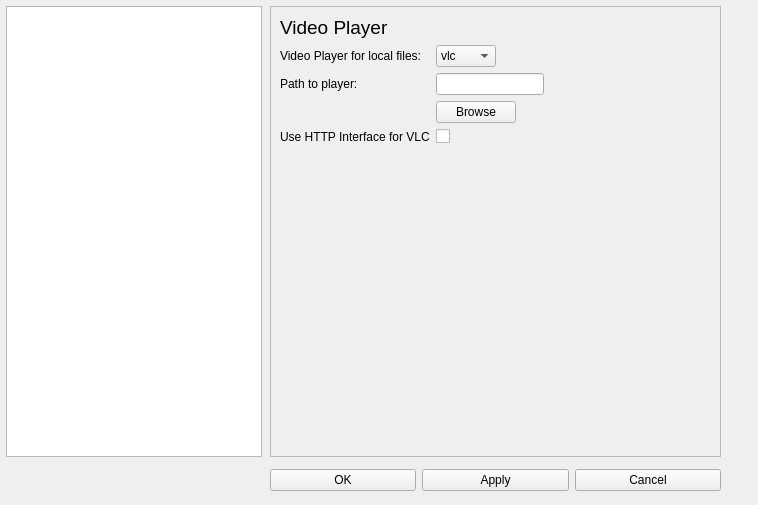
This is ene/resources/settings_window.ui in EneApp/Ene as Qt 5 draws it before an edit. The edited form follows.
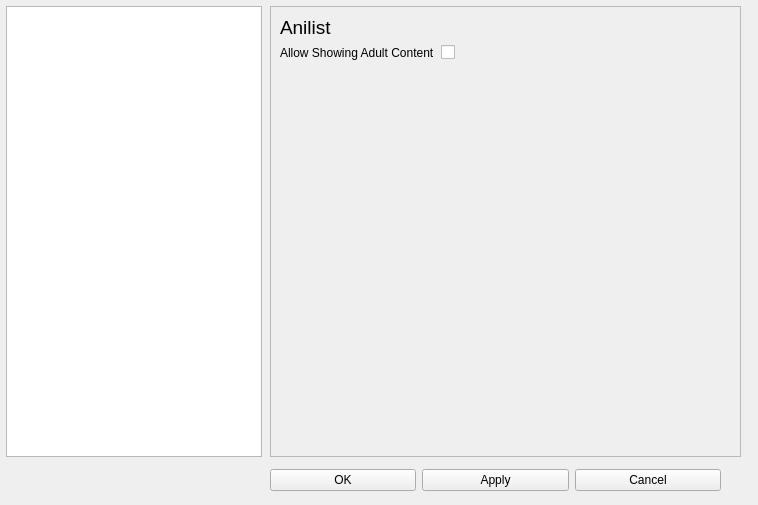
This is the edited form.

Commit message: Add option to hide adult content app wide #13

What changed in the file:
```diff
--- a/ene/resources/settings_window.ui
+++ b/ene/resources/settings_window.ui
@@ -34,7 +34,7 @@
     <rect>
      <x>270</x>
      <y>6</y>
-     <width>451</width>
+     <width>471</width>
      <height>451</height>
     </rect>
    </property>
@@ -45,9 +45,8 @@
     <enum>QFrame::Raised</enum>
    </property>
    <property name="currentIndex">
-    <number>1</number>
+    <number>2</number>
    </property>
-   <widget class="QWidget" name="page"/>
    <widget class="QWidget" name="player">
     <layout class="QVBoxLayout" name="verticalLayout">
      <item>
@@ -200,6 +199,39 @@
      </property>
     </widget>
    </widget>
+   <widget class="QWidget" name="anilist">
+    <layout class="QFormLayout" name="formLayout">
+     <item row="0" column="0">
+      <widget class="QLabel" name="title_anilist">
+       <property name="font">
+        <font>
+         <pointsize>14</pointsize>
+        </font>
+       </property>
+       <property name="text">
+        <string>Anilist</string>
+       </property>
+      </widget>
+     </item>
+     <item row="1" column="0">
+      <widget class="QLabel" name="label_adult">
+       <property name="text">
+        <string>Allow Showing Adult Content</string>
+       </property>
+      </widget>
+     </item>
+     <item row="1" column="1">
+      <widget class="QCheckBox" name="check_adult">
+       <property name="toolTip">
+        <string>&lt;html&gt;&lt;head/&gt;&lt;body&gt;&lt;p&gt;Enables the option in the media browser to show 18+ results.&lt;/p&gt;&lt;p&gt;Requires '18+ Content' enabled on anilist, under Anime &amp;amp; Manga settings.&lt;/p&gt;&lt;/body&gt;&lt;/html&gt;</string>
+       </property>
+       <property name="text">
+        <string/>
+       </property>
+      </widget>
+     </item>
+    </layout>
+   </widget>
   </widget>
   <widget class="QWidget" name="horizontalLayoutWidget_2">
    <property name="geometry">
```
The commit also changes 5 other files.
